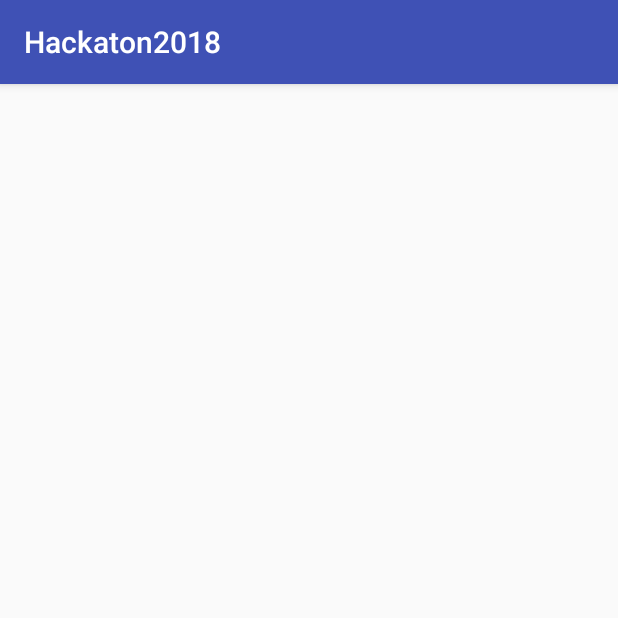
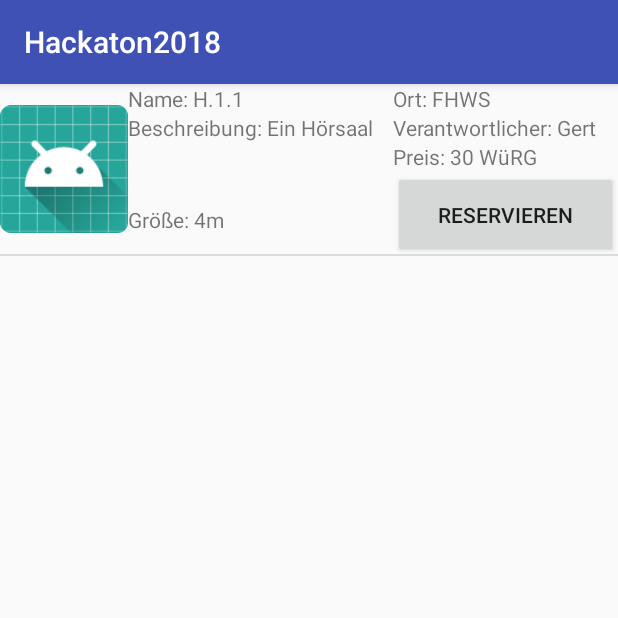
Before and after one commit to Skaaysebi/Hackaton2K18, an Android app: the roomRent screen opened directly, with no data from a screen before it, on a phone screen of 412 x 824 dp, the top half of it. Run offline under Robolectric (Android 15) with nearby library versions, the phone set to English and light mode, and no system bars.

Commit message:
save changes

```diff
--- /dev/null
+++ b/app/src/main/java/Model/DummyData/DummyCreator.java
@@ -0,0 +1,25 @@
+package Model.DummyData;
+
+import java.util.ArrayList;
+
+import Model.Job;
+import Model.Room;
+import Model.User;
+
+public class DummyCreator {
+    public static ArrayList<Job> getSomeJobs(){
+        ArrayList<Job> jobs = new ArrayList<>();
+        jobs.add(new Job(1, "Sanderring", "Bäume pflanzen", "10.7.18 7:30", "Jemand muss 5 Bäume am Sanderring pflanzen", 300, "Larry Lobster"));
+        return jobs;
+    }
+
+    public static ArrayList<Room> getSomeRooms(){
+        ArrayList<Room> rooms = new ArrayList<>();
+        rooms.add(new Room("H.1.1","FHWS","324567",4,"Gert","Ein Hörsaal",null,30));
+        return rooms;
+    }
+
+    public static User getUser() {
+        return new User("Heinz", "Ketchup","5679T",false,3000);
+    }
+}
--- /dev/null
+++ b/app/src/main/java/Model/Room.java
@@ -0,0 +1,97 @@
+package Model;
+
+public class Room {
+    private String title;
+    private String location;
+    private String id;
+    private int size;
+    private String responsiblePerson;
+    private String description;
+    private User user;
+    private int price;
+
+    public Room(String title, String location, String id, int size, String responsiblePerson, String description, User user, int price) {
+        this.title = title;
+        this.location = location;
+        this.id = id;
+        this.size = size;
+        this.responsiblePerson = responsiblePerson;
+        this.description = description;
+        this.user = user;
+        this.price = price;
+    }
+
+    public Room(String title, String location, String id, int size, String responsiblePerson, String description, User user) {
+        this.title = title;
+        this.location = location;
+        this.id = id;
+        this.size = size;
+        this.responsiblePerson = responsiblePerson;
+        this.description = description;
+        this.user = user;
+    }
+
+    public String getTitle() {
+        return title;
+    }
+
+    public void setTitle(String title) {
+        this.title = title;
+    }
+
+    public String getLocation() {
+        return location;
+    }
+
+    public void setLocation(String location) {
+        this.location = location;
+    }
+
+    public String getId() {
+        return id;
+    }
+
+    public void setId(String id) {
+        this.id = id;
+    }
+
+    public int getSize() {
+        return size;
+    }
+
+    public void setSize(int size) {
+        this.size = size;
+    }
+
+    public String getResponsiblePerson() {
+        return responsiblePerson;
+    }
+
+    public void setResponsiblePerson(String responsiblePerson) {
+        this.responsiblePerson = responsiblePerson;
+    }
+
+    public String getDescription() {
+        return description;
+    }
+
+    public void setDescription(String description) {
+        this.description = description;
+    }
+
+    public User getUser() {
+        return user;
+    }
+
+    public void setUser(User user) {
+        this.user = user;
+    }
+
+    public int getPrice() {
+        return price;
+    }
+
+    public void setPrice(int price) {
+        this.price = price;
+    }
+}
--- a/app/src/main/java/com/example/sebi/hackaton2018/MainActivity.java
+++ b/app/src/main/java/com/example/sebi/hackaton2018/MainActivity.java
@@ -1,5 +1,6 @@
 package com.example.sebi.hackaton2018;
 
+import android.content.Intent;
 import android.os.Bundle;
 import android.support.design.widget.FloatingActionButton;
 import android.support.design.widget.Snackbar;
--- a/app/src/main/java/com/example/sebi/hackaton2018/roomRent.java
+++ b/app/src/main/java/com/example/sebi/hackaton2018/roomRent.java
@@ -2,6 +2,19 @@ package com.example.sebi.hackaton2018;
 
 import android.support.v7.app.AppCompatActivity;
 import android.os.Bundle;
+import android.view.View;
+import android.view.ViewGroup;
+import android.widget.BaseAdapter;
+import android.widget.Button;
+import android.widget.ListView;
+import android.widget.TextView;
+
+import java.util.ArrayList;
+
+import Model.DummyData.DummyCreator;
+import Model.Job;
+import Model.Room;
+import Model.UserSingleton;
 
 public class roomRent extends AppCompatActivity {
 
@@ -9,5 +22,78 @@ public class roomRent extends AppCompatActivity {
     protected void onCreate(Bundle savedInstanceState) {
         super.onCreate(savedInstanceState);
         setContentView(R.layout.activity_room_rent);
+
+        ListView listViewRoom = findViewById(R.id.roomListView);
+
+        RoomAdapter roomAdapter = new RoomAdapter();
+        listViewRoom.setAdapter(roomAdapter);
+    }
+
+    class RoomAdapter extends BaseAdapter {
+
+        ArrayList<Room> rooms;
+        public RoomAdapter(){
+            rooms = new ArrayList<>();
+            //get all rooms
+            rooms = DummyCreator.getSomeRooms();
+        }
+
+        @Override
+        public int getCount() {
+            return rooms.size();
+        }
+
+        @Override
+        public Object getItem(int i) {
+            return rooms.get(i);
+        }
+
+        @Override
+        public long getItemId(int i) {
+            return 0;
+        }
+
+        @Override
+        public View getView(int i, View view, ViewGroup viewGroup) {
+            view = getLayoutInflater().inflate(R.layout.roomrent_listview,null);
+            addRoomsToList(rooms.get(i), view);
+            return view;
+        }
+
+        private void addRoomsToList(Room room, View view) {
+            TextView roomtitleView = view.findViewById(R.id.roomtitleView);
+            roomtitleView.setText(("Name: "+room.getTitle()));
+            TextView roomlocationView = view.findViewById(R.id.roomlocationView);
+            roomlocationView.setText(("Ort: "+room.getLocation()));
+            TextView roomDescriptionView = view.findViewById(R.id.roomDescriptionView);
+            roomDescriptionView.setText(("Beschreibung: "+room.getDescription()));
+            TextView roomResponsiblePersonView = view.findViewById(R.id.roomResponsiblePersonView);
+            roomResponsiblePersonView.setText(("Verantwortlicher: "+room.getResponsiblePerson()));
+            TextView roomSizeView = view.findViewById(R.id.roomSizeView);
+            roomSizeView.setText(("Größe: "+room.getSize()+"m"));
+            TextView roomPriceView = view.findViewById(R.id.roomPriceView);
+            roomPriceView.setText(("Preis: "+room.getPrice()+" WüRG"));
+            Button reservateRoom = view.findViewById(R.id.reservateRoom);
+            if(room.getUser() != null){
+                reservateRoom.setText("Besetzt");
+                reservateRoom.setClickable(false);
+                reservateRoom.setEnabled(false);
+            }
+            else {
+                reservateRoom.setText("Reservieren");
+                reservateRoom.setClickable(true);
+                reservateRoom.setEnabled(true);
+            }
+        }
+    }
+
+    public void reservate(View view){
+
+        //Reservate On Server
+        Button reservateRoom = findViewById(R.id.reservateRoom);
+
+        reservateRoom.setText("Besetzt");
+        reservateRoom.setClickable(false);
+        reservateRoom.setEnabled(false);
     }
 }
--- a/app/src/main/res/layout/activity_login_page.xml
+++ b/app/src/main/res/layout/activity_login_page.xml
@@ -17,7 +17,7 @@
         android:layout_height="wrap_content"
         android:orientation="vertical"
         app:layout_constraintBottom_toBottomOf="parent"
-        tools:layout_editor_absoluteX="0dp">
+        tools:layout_editor_absoluteX="0dp" >
 
         <android.support.design.widget.TextInputLayout
             android:layout_width="match_parent"
--- a/app/src/main/res/layout/activity_room_rent.xml
+++ b/app/src/main/res/layout/activity_room_rent.xml
@@ -12,6 +12,7 @@
         android:orientation="vertical">
 
         <ListView
+            android:id="@+id/roomListView"
             android:layout_width="match_parent"
             android:layout_height="match_parent"
             tools:layout_editor_absoluteX="8dp"
--- a/app/src/main/res/layout/roomrent_listview.xml
+++ b/app/src/main/res/layout/roomrent_listview.xml
@@ -7,13 +7,13 @@
 
     <LinearLayout
         android:layout_width="match_parent"
-        android:layout_height="75dp"
+        android:layout_height="113dp"
         android:orientation="horizontal">
 
         <ImageView
             android:id="@+id/roomImage"
             android:layout_width="wrap_content"
-            android:layout_height="wrap_content"
+            android:layout_height="match_parent"
             android:layout_weight="1"
             app:srcCompat="@mipmap/ic_launcher" />
 
@@ -30,9 +30,15 @@
                 android:text="TextView" />
 
             <TextView
-                android:id="@+id/roomLocationView"
+                android:id="@+id/roomDescriptionView"
                 android:layout_width="match_parent"
-                android:layout_height="wrap_content"
+                android:layout_height="61dp"
+                android:text="TextView" />
+
+            <TextView
+                android:id="@+id/roomSizeView"
+                android:layout_width="match_parent"
+                android:layout_height="75dp"
                 android:text="TextView" />
         </LinearLayout>
 
@@ -43,16 +49,29 @@
             android:orientation="vertical">
 
             <TextView
-                android:id="@+id/roomtimeView"
+                android:id="@+id/roomlocationView"
                 android:layout_width="match_parent"
                 android:layout_height="wrap_content"
                 android:text="TextView" />
 
             <TextView
-                android:id="@+id/roompersonView"
+                android:id="@+id/roomResponsiblePersonView"
                 android:layout_width="match_parent"
                 android:layout_height="wrap_content"
                 android:text="TextView" />
+
+            <TextView
+                android:id="@+id/roomPriceView"
+                android:layout_width="match_parent"
+                android:layout_height="wrap_content"
+                android:text="TextView" />
+
+            <Button
+                android:id="@+id/reservateRoom"
+                android:layout_width="match_parent"
+                android:layout_height="58dp"
+                android:onClick="reservate"
+                android:text="Reservieren" />
         </LinearLayout>
     </LinearLayout>
 
```
Also changed, not shown: app/src/main/java/com/example/sebi/hackaton2018/MainScreen.java (+16 -12 lines), app/src/main/java/com/example/sebi/hackaton2018/login_page.java (+81 -0 lines), app/src/main/res/layout/activity_main_screen.xml (+7 -3 lines), app/src/main/res/layout/job_listview.xml (+37 -22 lines).
